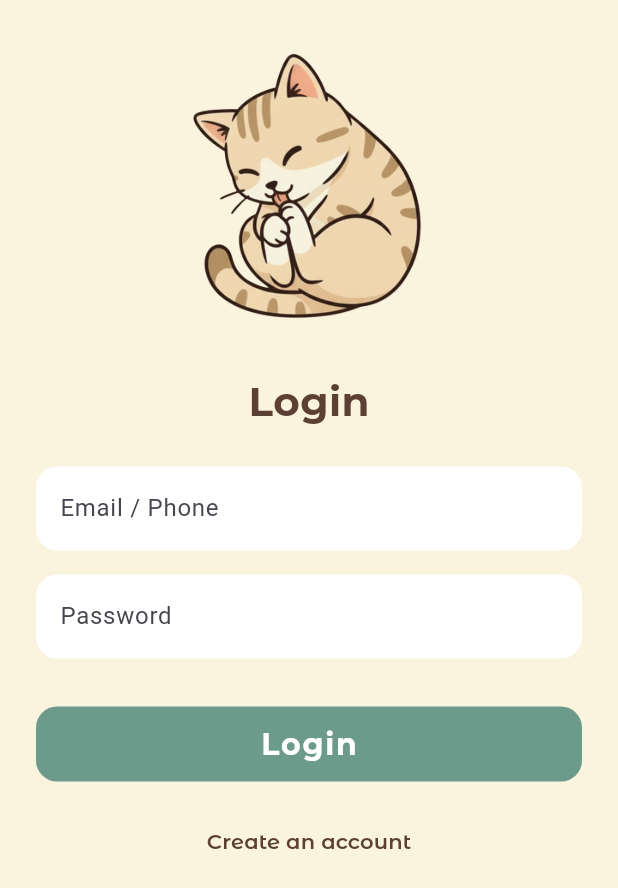
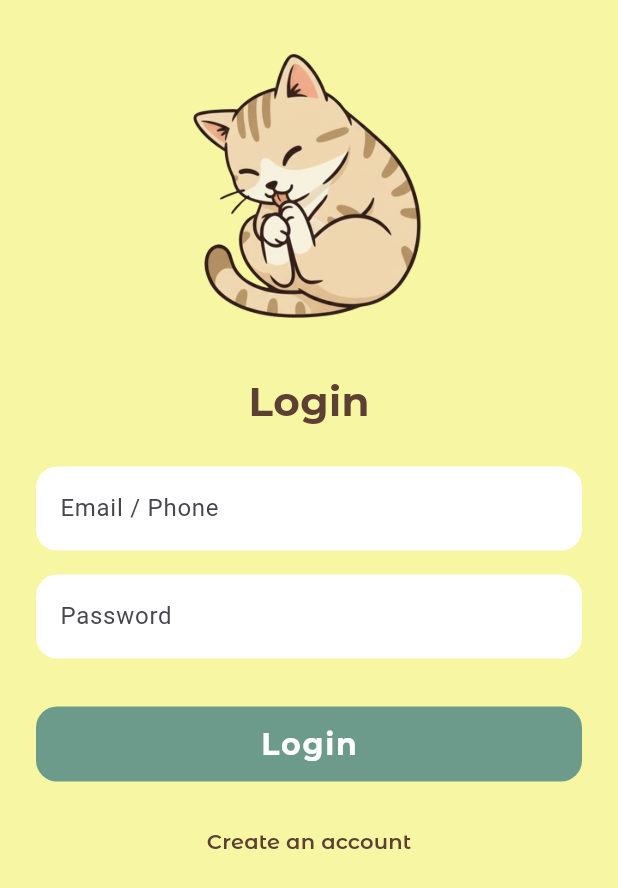
Before and after one commit to NIIIIIINO/Smart_Cat_Water_Bowl, a Flutter app: the screen it shows after launch, after a tap on "START", after a tap on "Login", on a phone screen of 412 x 824 dp. Shown: the top 888 px of the screen. Run offline on Flutter 3.47's test engine with Material 3 defaults, Android fonts, the phone set to English and light mode, and no system bars; our stand-ins replace cloud_firestore, firebase_auth, firebase_core, firebase_storage, image_picker; accounts and stored records are empty; project files that could hold a hidden picture were left out.

Commit message:
Update login_page.dart

```diff
--- a/smart_cat_water_bowl/lib/pages/login_page.dart
+++ b/smart_cat_water_bowl/lib/pages/login_page.dart
@@ -59,7 +59,7 @@ class _LoginPageState extends State<LoginPage> {
   Widget build(BuildContext context) {
     return Scaffold(
       // ✅ เหมือนหน้า Start: ใช้สีพื้นหลัง “สีเดียว”
-      backgroundColor: const Color(0xFFFAF3DD),
+      backgroundColor: const Color(0xFFF7F6A3),
 
       body: SafeArea(
         child: SingleChildScrollView(
```
